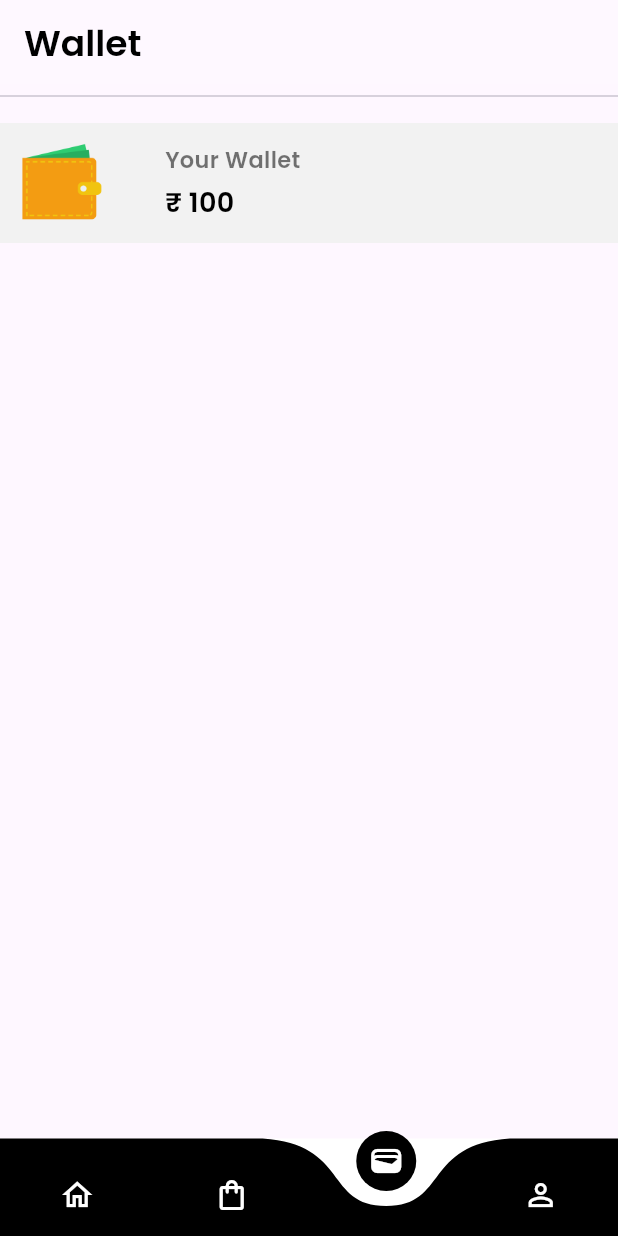
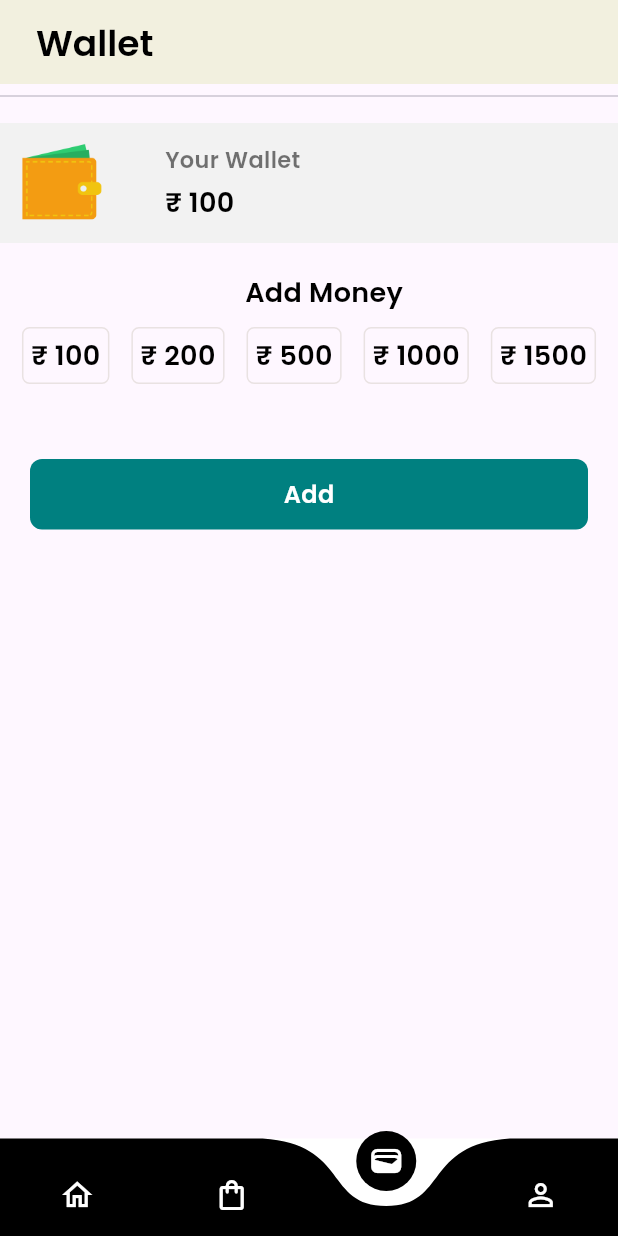
Before and after one commit to Anshuta-Gupta/GroceryApp, a Flutter app: the BottomNav screen opened directly, item 3 of the bottom bar chosen, on a phone screen of 412 x 824 dp. Run offline on Flutter 3.47's test engine with Material 3 defaults, Android fonts, the phone set to English and light mode, and no system bars; drawn by our look-alikes of curved_navigation_bar; our stand-ins replace firebase_auth, firebase_core, shared_preferences; accounts and stored records are empty.

Commit message:
first commit

```diff
--- a/lib/pages/bottomnav.dart
+++ b/lib/pages/bottomnav.dart
@@ -38,11 +38,15 @@ class _BottomNavState extends State<BottomNav> {
   Widget build(BuildContext context) {
     return Scaffold(
       appBar: AppBar(
-        title: Text(
-          _getAppBarTitle(currentTapIndex),
-          style: AppWidget.TitleTextFieldStyle(),
+
+        title: Padding(
+          padding: const EdgeInsets.all(8.0),
+          child: Text(
+            _getAppBarTitle(currentTapIndex),
+            style: AppWidget.TitleTextFieldStyle(),
+          ),
         ),
-        backgroundColor: Colors.white10,
+        backgroundColor: Color.fromARGB(240, 241, 240, 221),
         actions: _getAppBarActions(currentTapIndex),
       ),
       bottomNavigationBar: CurvedNavigationBar(
--- a/lib/pages/wallet.dart
+++ b/lib/pages/wallet.dart
@@ -48,6 +48,98 @@ class _WalletState extends State<Wallet> {
               )
             ],
           ),
+        ),
+        const SizedBox(
+          height: 20,
+        ),
+        Padding(
+          padding: const EdgeInsets.only(left: 20),
+          child: Text(
+            "Add Money",
+            style: AppWidget.semiboldTextFieldStyle(),
+          ),
+        ),
+        const SizedBox(
+          height: 10,
+        ),
+        Row(
+          mainAxisAlignment: MainAxisAlignment.spaceEvenly,
+          children: [
+            Container(
+              padding: EdgeInsets.all(5),
+              decoration: BoxDecoration(
+                border: Border.all(color: Color(0xFFE9E2E2)),
+                borderRadius: BorderRadius.circular(5),
+              ),
+              child: Text(
+                "₹ 100",
+                style: AppWidget.semiboldTextFieldStyle(),
+              ),
+            ),
+            Container(
+              padding: EdgeInsets.all(5),
+              decoration: BoxDecoration(
+                border: Border.all(color: Color(0xFFE9E2E2)),
+                borderRadius: BorderRadius.circular(5),
+              ),
+              child: Text(
+                "₹ 200",
+                style: AppWidget.semiboldTextFieldStyle(),
+              ),
+            ),
+            Container(
+              padding: EdgeInsets.all(5),
+              decoration: BoxDecoration(
+                border: Border.all(color: Color(0xFFE9E2E2)),
+                borderRadius: BorderRadius.circular(5),
+              ),
+              child: Text(
+                "₹ 500",
+                style: AppWidget.semiboldTextFieldStyle(),
+              ),
+            ),
+            Container(
+              padding: EdgeInsets.all(5),
+              decoration: BoxDecoration(
+                border: Border.all(color: Color(0xFFE9E2E2)),
+                borderRadius: BorderRadius.circular(5),
+              ),
+              child: Text(
+                "₹ 1000",
+                style: AppWidget.semiboldTextFieldStyle(),
+              ),
+            ),
+            Container(
+              padding: EdgeInsets.all(5),
+              decoration: BoxDecoration(
+                border: Border.all(color: Color(0xFFE9E2E2)),
+                borderRadius: BorderRadius.circular(5),
+              ),
+              child: Text(
+                "₹ 1500",
+                style: AppWidget.semiboldTextFieldStyle(),
+              ),
+            ),
+          ],
+        ),
+        SizedBox(
+          height: 50,
+        ),
+        Container(
+          margin: EdgeInsets.symmetric(horizontal: 20),
+          padding: EdgeInsets.symmetric(vertical: 12),
+          width: MediaQuery.of(context).size.width,
+          decoration: BoxDecoration(
+              color: Color(0xFF008080), borderRadius: BorderRadius.circular(8)),
+          child: Center(
+              child: Text(
+            "Add",
+            style: TextStyle(
+                color: Colors.white,
+                fontFamily: 'Poppins',
+                fontSize: 16,
+                fontWeight: FontWeight.bold),
+          )),
         )
       ]),
     );
```
Also changed, not shown: 1 other file.
